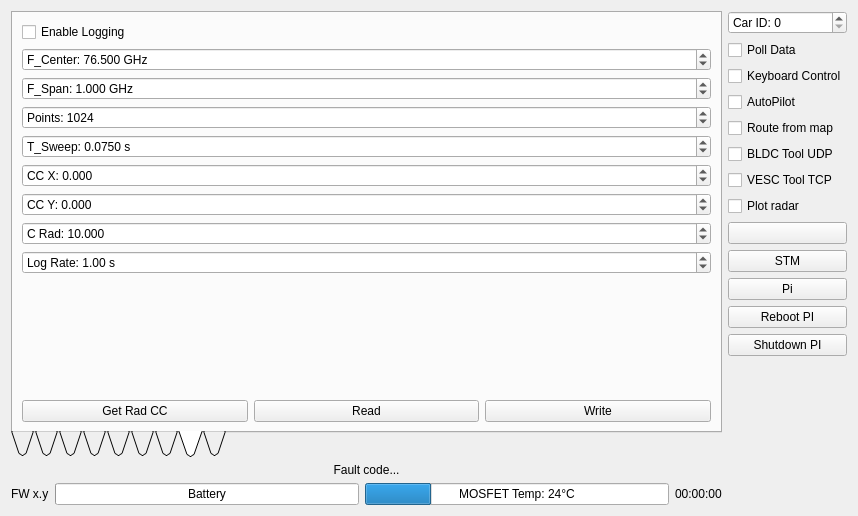
This is Linux/RC_Car_Tool/carinterface.ui in vedderb/rise_sdvp as Qt 5 draws it before an edit. The edited form follows.
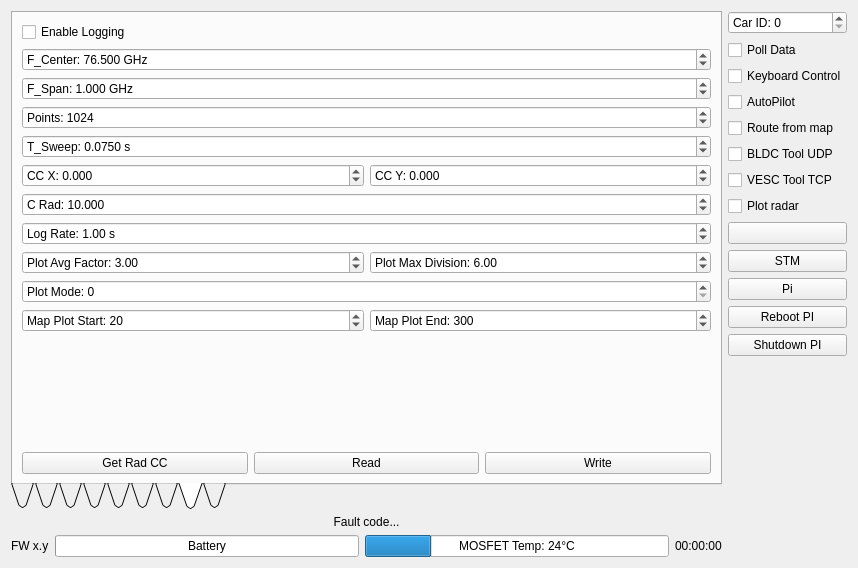
This is the edited form. The open tabs and pages were chosen to show the change. Icons and pictures are not drawn. Custom widgets are drawn as their Qt base class.

The edit to the form file:
```diff
--- a/Linux/RC_Car_Tool/carinterface.ui
+++ b/Linux/RC_Car_Tool/carinterface.ui
@@ -7,7 +7,7 @@
     <x>0</x>
     <y>0</y>
     <width>858</width>
-    <height>516</height>
+    <height>568</height>
    </rect>
   </property>
   <property name="windowTitle">
@@ -761,6 +761,8 @@
           </widget>
          </item>
          <item>
+          <layout class="QHBoxLayout" name="horizontalLayout_3">
+           <item>
           <widget class="QDoubleSpinBox" name="radarCcXBox">
            <property name="prefix">
             <string>CC X: </string>
@@ -792,6 +794,8 @@
            </property>
           </widget>
          </item>
+          </layout>
+         </item>
          <item>
           <widget class="QDoubleSpinBox" name="radarCRadBox">
            <property name="prefix">
@@ -827,6 +831,67 @@
            </property>
           </widget>
          </item>
+         <item>
+          <layout class="QHBoxLayout" name="horizontalLayout_4">
+           <item>
+            <widget class="QDoubleSpinBox" name="radarMapPlotAvgFactorBox">
+             <property name="prefix">
+              <string>Plot Avg Factor: </string>
+             </property>
+             <property name="value">
+              <double>3.000000000000000</double>
+             </property>
+            </widget>
+           </item>
+           <item>
+            <widget class="QDoubleSpinBox" name="radarMapPlotMaxDivBox">
+             <property name="prefix">
+              <string>Plot Max Division: </string>
+             </property>
+             <property name="value">
+              <double>6.000000000000000</double>
+             </property>
+            </widget>
+           </item>
+          </layout>
+         </item>
+         <item>
+          <widget class="QSpinBox" name="radarPlotModeBox">
+           <property name="prefix">
+            <string>Plot Mode: </string>
+           </property>
+          </widget>
+         </item>
+         <item>
+          <layout class="QHBoxLayout" name="horizontalLayout_6">
+           <item>
+            <widget class="QSpinBox" name="radarMapPlotStartBox">
+             <property name="prefix">
+              <string>Map Plot Start: </string>
+             </property>
+             <property name="maximum">
+              <number>512</number>
+             </property>
+             <property name="value">
+              <number>20</number>
+             </property>
+            </widget>
+           </item>
+           <item>
+            <widget class="QSpinBox" name="radarMapPlotEndBox">
+             <property name="prefix">
+              <string>Map Plot End: </string>
+             </property>
+             <property name="maximum">
+              <number>512</number>
+             </property>
+             <property name="value">
+              <number>300</number>
+             </property>
+            </widget>
+           </item>
+          </layout>
+         </item>
          <item>
           <spacer name="verticalSpacer_7">
            <property name="orientation">
```
Left out of the diff: 2 changed lines with no effect on the pictures. Lines whose indentation alone changed are shown as unchanged.
